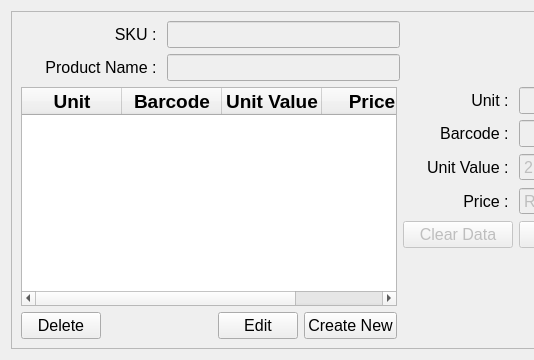
First picture: the form in ui/price_unit.ui, repository michael-halim/pos, before the edit; both pictures show x 0 to 534 and y 0 to 360 of the 800 by 360 pixel window.
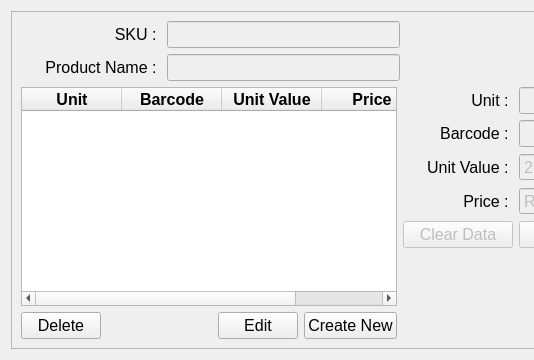
Second picture: the form after the edit.

Patch:
```diff
--- a/ui/price_unit.ui
+++ b/ui/price_unit.ui
@@ -124,7 +124,7 @@
                </property>
                <property name="font">
                 <font>
-                 <pointsize>14</pointsize>
+                 <pointsize>12</pointsize>
                  <weight>75</weight>
                  <bold>true</bold>
                 </font>
@@ -139,7 +139,7 @@
                </property>
                <property name="font">
                 <font>
-                 <pointsize>14</pointsize>
+                 <pointsize>12</pointsize>
                  <weight>75</weight>
                  <bold>true</bold>
                 </font>
@@ -154,7 +154,7 @@
                </property>
                <property name="font">
                 <font>
-                 <pointsize>14</pointsize>
+                 <pointsize>12</pointsize>
                  <weight>75</weight>
                  <bold>true</bold>
                 </font>
@@ -169,7 +169,7 @@
                </property>
                <property name="font">
                 <font>
-                 <pointsize>14</pointsize>
+                 <pointsize>12</pointsize>
                  <weight>75</weight>
                  <bold>true</bold>
                 </font>
```
